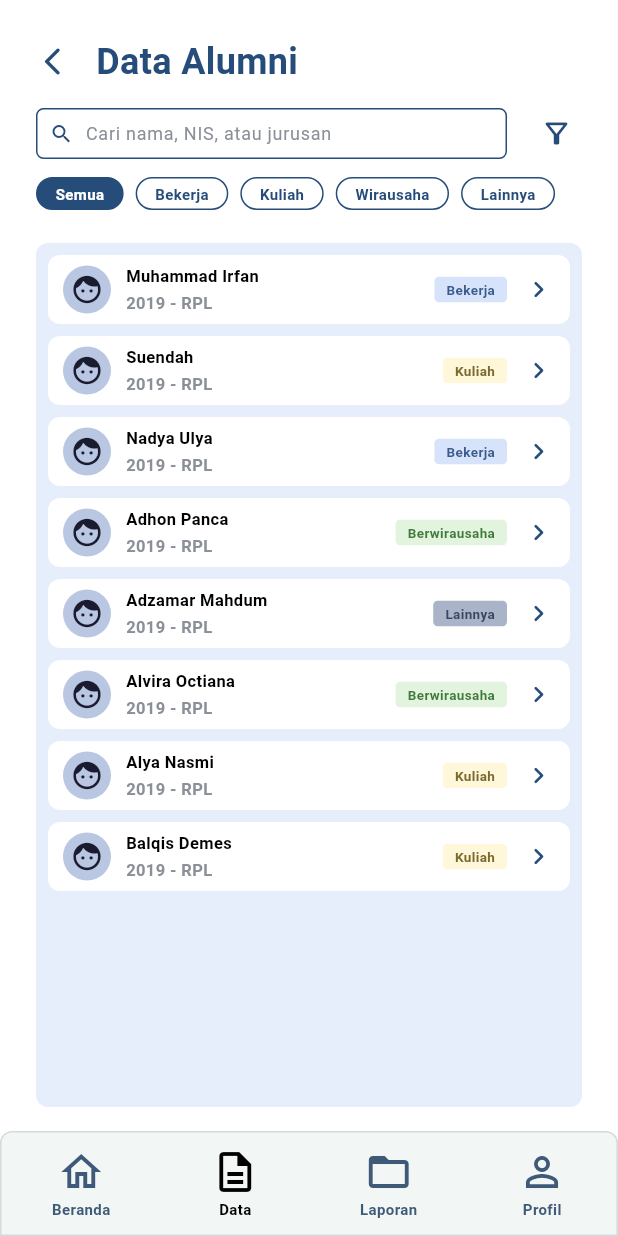
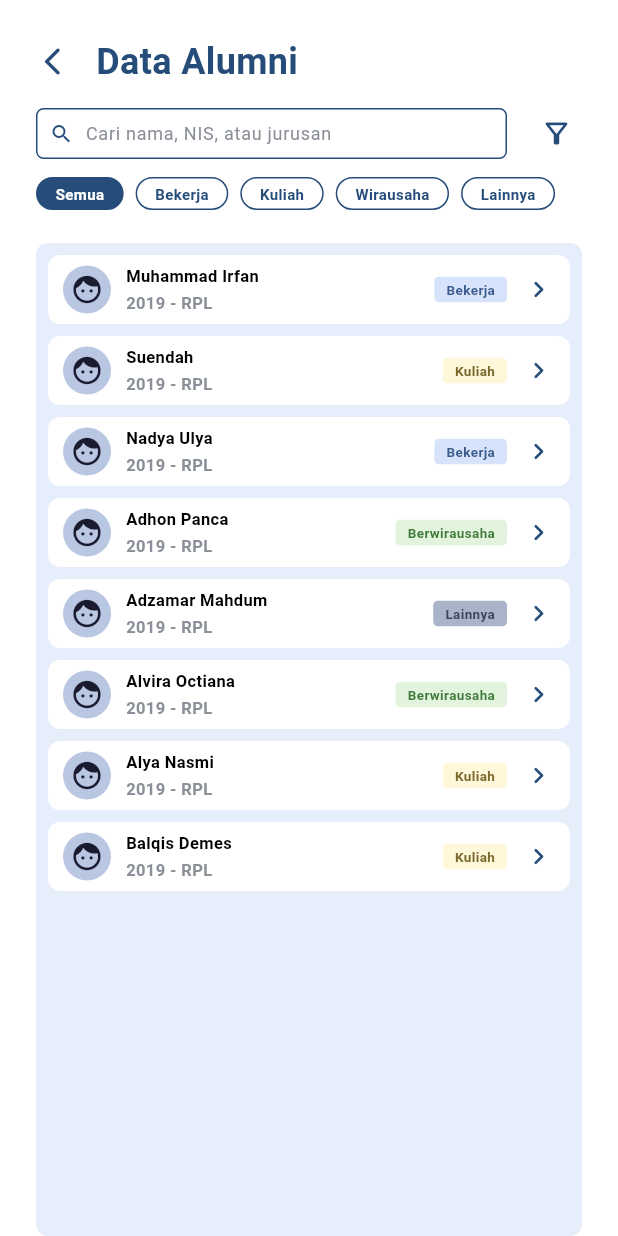
Before and after one commit to malchangg132/Digitrace-application, a Flutter app: the DataAlumniScreen screen opened directly, on a phone screen of 412 x 824 dp. Run offline on Flutter 3.47's test engine with Material 3 defaults, Android fonts, the phone set to English and light mode, and no system bars; our stand-ins replace fl_chart.

Commit message:
lupa yang update apa

```diff
--- a/lib/admin/data_alumni.dart
+++ b/lib/admin/data_alumni.dart
@@ -1,4 +1,5 @@
 import 'package:flutter/material.dart';
+import 'bottombar.dart';
 import 'detail_alumni.dart';
 
 // ====== WARNA ======
@@ -249,8 +250,6 @@ class _DataAlumniScreenState extends State<DataAlumniScreen> {
                       ),
               ),
             ),
-            const SizedBox(height: 16),
-            const _BottomNav(selectedIndex: 1),
           ],
         ),
       ),
@@ -340,49 +339,3 @@ class _AlumniTile extends StatelessWidget {
     );
   }
 }
-
-class _BottomNav extends StatelessWidget {
-  final int selectedIndex;
-  const _BottomNav({required this.selectedIndex});
-
-  @override
-  Widget build(BuildContext context) {
-    final items = [
-      (Icons.home_outlined, 'Beranda'),
-      (Icons.description_outlined, 'Data'),
-      (Icons.folder_open_outlined, 'Laporan'),
-      (Icons.person_outline, 'Profil'),
-    ];
-
-    return Container(
-      height: 70,
-      decoration: BoxDecoration(
-        color: const Color(0xFFF2F6F4),
-        borderRadius: const BorderRadius.vertical(top: Radius.circular(8)),
-        border: Border.all(color: const Color(0xFFD5DBD8)),
-      ),
-      child: Row(
-        mainAxisAlignment: MainAxisAlignment.spaceAround,
-        children: List.generate(items.length, (i) {
-          final selected = i == selectedIndex;
-          final color = selected ? Colors.black : const Color(0xFF3E5A78);
-          return Column(
-            mainAxisAlignment: MainAxisAlignment.center,
-            children: [
-              Icon(items[i].$1, size: 32, color: color),
-              const SizedBox(height: 2),
-              Text(
-                items[i].$2,
-                style: TextStyle(
-                  fontSize: 10,
-                  fontWeight: FontWeight.w700,
-                  color: selected ? Colors.black : const Color(0xFF3E5A78),
-                ),
-              ),
-            ],
-          );
-        }),
-      ),
-    );
-  }
-}
--- a/lib/halaman/loginscreen.dart
+++ b/lib/halaman/loginscreen.dart
@@ -1,4 +1,5 @@
 import 'package:flutter/material.dart';
+import 'package:digitrace/admin/bottombar.dart';
 import 'package:digitrace/admin/dash_admin.dart';
 
 class Loginscreen extends StatefulWidget {
@@ -109,7 +110,7 @@ class _LoginscreenState extends State<Loginscreen> {
                     Navigator.pushReplacement(
                       context,
                       MaterialPageRoute(
-                        builder: (context) => const DashAdmin(),
+                        builder: (context) => const NavigasiAdmin(),
                       ),
                     );
                   },
--- a/lib/main.dart
+++ b/lib/main.dart
@@ -1,6 +1,7 @@
 import 'package:flutter/material.dart';
 import 'dart:async';
 import 'halaman/loginscreen.dart';
+import 'user/dashboard.dart';
 
 void main() {
   runApp(MyApp());
@@ -13,7 +14,7 @@ class MyApp extends StatelessWidget {
       debugShowCheckedModeBanner: false,
       title: 'Digitrace',
       theme: ThemeData(),
-      home: const SplashScreen(),
+      home: const DashboardScreen(),
     );
   }
 }
```
Also changed, not shown: lib/admin/bottombar.dart (+33 -0 lines), lib/admin/dash_admin.dart (+2 -16 lines).
